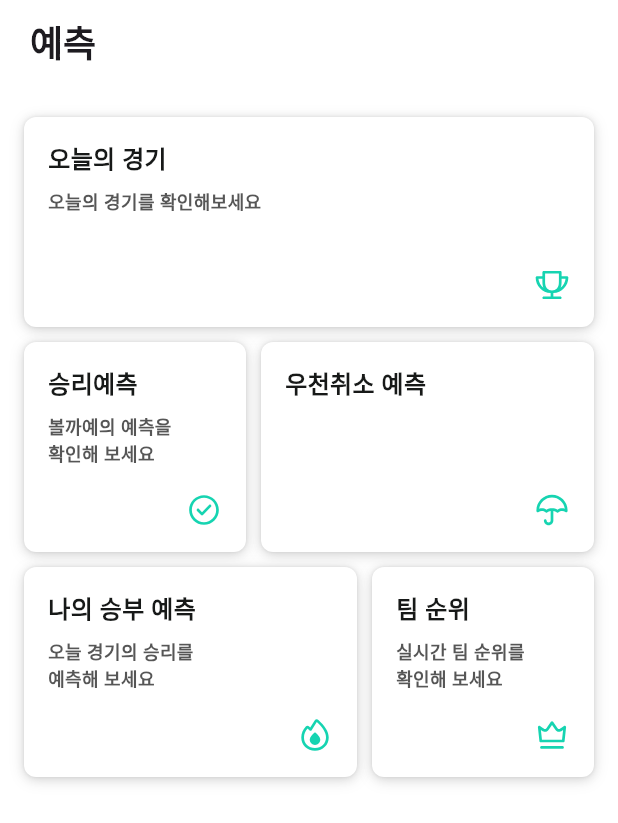
After one commit to ballkkaye/frontend, a Flutter app: the GameCenterPage screen opened directly, on a phone screen of 412 x 824 dp. The commit adds this screen. Shown: the top 823 px of the screen. Run offline on Flutter 3.47's test engine with Material 3 defaults, Android fonts, the phone set to English and light mode, and no system bars; our stand-ins replace dio, flutter_dotenv, flutter_riverpod, flutter_svg, google_fonts, table_calendar and 1 more.

Commit message:
예측리스트 구현완료

```diff
--- a/lib/ui/pages/holder/game_center/game_center_page.dart
+++ b/lib/ui/pages/holder/game_center/game_center_page.dart
@@ -1,3 +1,5 @@
+import 'package:ballkkaye_frontend/_core/style/m_text.dart';
+import 'package:ballkkaye_frontend/ui/pages/holder/game_center/widget/game_center_body.dart';
 import 'package:flutter/material.dart';
 
 class GameCenterPage extends StatelessWidget {
@@ -5,9 +7,18 @@ class GameCenterPage extends StatelessWidget {
 
   @override
   Widget build(BuildContext context) {
-    return Center(
-      child: Container(
-        child: Text("예측(게임센터) 페이지"),
+    return Scaffold(
+      appBar: _appbar(),
+      body: GameCenterBody(),
+    );
+  }
+
+  AppBar _appbar() {
+    return AppBar(
+      automaticallyImplyLeading: false,
+      title: Padding(
+        padding: const EdgeInsets.symmetric(horizontal: 4),
+        child: MText.h1('예측'),
       ),
     );
   }
--- /dev/null
+++ b/lib/ui/pages/holder/game_center/widget/game_center_body.dart
@@ -0,0 +1,82 @@
+import 'package:ballkkaye_frontend/_core/style/m_icon.dart';
+import 'package:ballkkaye_frontend/ui/pages/holder/game_center/widget/game_center_card.dart';
+import 'package:flutter/material.dart';
+
+class GameCenterBody extends StatelessWidget {
+  const GameCenterBody({
+    super.key,
+  });
+
+  @override
+  Widget build(BuildContext context) {
+    return Padding(
+      padding: EdgeInsets.symmetric(
+        vertical: 22,
+        horizontal: 16,
+      ),
+      child: Column(
+        children: [
+          GameCenterCard(
+              title: '오늘의 경기',
+              description: '오늘의 경기를 확인해보세요',
+              icon: MIcon.page.predictionList.todayGame,
+              onTap: () {
+                Navigator.pushNamed(context, '/game_center/today_game');
+              }),
+          SizedBox(height: 10),
+          Row(
+            children: [
+              Expanded(
+                flex: 4,
+                child: GameCenterCard(
+                    title: '승리예측',
+                    description: '볼까예의 예측을\n확인해 보세요',
+                    icon: MIcon.page.predictionList.prediction,
+                    onTap: () {
+                      Navigator.pushNamed(context, '/game_center/today_game');
+                    }),
+              ),
+              SizedBox(width: 10),
+              Expanded(
+                flex: 6,
+                child: GameCenterCard(
+                    title: '우천취소 예측',
+                    description: '',
+                    icon: MIcon.page.predictionList.rain,
+                    onTap: () {
+                      Navigator.pushNamed(context, '/game_center/rainout_prediction');
+                    }),
+              ),
+            ],
+          ),
+          SizedBox(height: 10),
+          Row(
+            children: [
+              Expanded(
+                flex: 6,
+                child: GameCenterCard(
+                    title: '나의 승부 예측',
+                    description: '오늘 경기의 승리를\n예측해 보세요',
+                    icon: MIcon.page.predictionList.userPrediction,
+                    onTap: () {
+                      Navigator.pushNamed(context, '/game_center/user_prediction');
+                    }),
+              ),
+              SizedBox(width: 10),
+              Expanded(
+                flex: 4,
+                child: GameCenterCard(
+                    title: '팀 순위',
+                    description: '실시간 팀 순위를\n확인해 보세요',
+                    icon: MIcon.page.predictionList.ranking,
+                    onTap: () {
+                      Navigator.pushNamed(context, '/game_center/ranking');
+                    }),
+              ),
+            ],
+          ),
+        ],
+      ),
+    );
+  }
+}
--- /dev/null
+++ b/lib/ui/pages/holder/game_center/widget/game_center_card.dart
@@ -0,0 +1,69 @@
+import 'package:ballkkaye_frontend/_core/style/m_color.dart';
+import 'package:flutter/material.dart';
+
+class GameCenterCard extends StatelessWidget {
+  final String title;
+  final String description;
+  final Widget icon;
+  final VoidCallback? onTap;
+
+  const GameCenterCard({
+    super.key,
+    required this.title,
+    required this.description,
+    required this.icon,
+    this.onTap,
+  });
+
+  @override
+  Widget build(BuildContext context) {
+    return InkWell(
+      onTap: onTap,
+      borderRadius: BorderRadius.circular(8),
+      child: Container(
+        width: double.infinity,
+        height: 140,
+        decoration: BoxDecoration(
+          color: MColor.kBackground.normal,
+          borderRadius: BorderRadius.circular(8),
+          boxShadow: MColor.kShadow.normal,
+        ),
+        child: Padding(
+          padding: EdgeInsets.all(16),
+          child: Column(
+            crossAxisAlignment: CrossAxisAlignment.end,
+            mainAxisAlignment: MainAxisAlignment.spaceBetween,
+            children: [
+              Container(
+                width: double.infinity,
+                child: Column(
+                  crossAxisAlignment: CrossAxisAlignment.start,
+                  children: [
+                    Text(
+                      title,
+                      style: TextStyle(
+                        fontSize: 16,
+                        fontWeight: FontWeight.w700,
+                        color: MColor.kLabel.normal,
+                      ),
+                    ),
+                    SizedBox(height: 8),
+                    Text(
+                      description,
+                      style: TextStyle(
+                        fontSize: 12,
+                        fontWeight: FontWeight.w600,
+                        color: MColor.kLabel.neutral,
+                      ),
+                    ),
+                  ],
+                ),
+              ),
+              icon,
+            ],
+          ),
+        ),
+      ),
+    );
+  }
+}
```
Also changed, not shown: lib/main.dart (+12 -0 lines), lib/ui/pages/holder/game_center/matchup_page/matchup_page.dart (+14 -0 lines), lib/ui/pages/holder/game_center/prediction_page/prediction_page.dart (+14 -0 lines), lib/ui/pages/holder/game_center/rainout_prediction_page/rainout_prediction_page.dart (+14 -0 lines), lib/ui/pages/holder/game_center/ranking_page/ranking_page.dart (+14 -0 lines), lib/ui/pages/holder/game_center/today_game_page/today_game_page.dart (+14 -0 lines), lib/ui/pages/holder/game_center/user_prediction_page/user_prediction_page.dart (+14 -0 lines).
